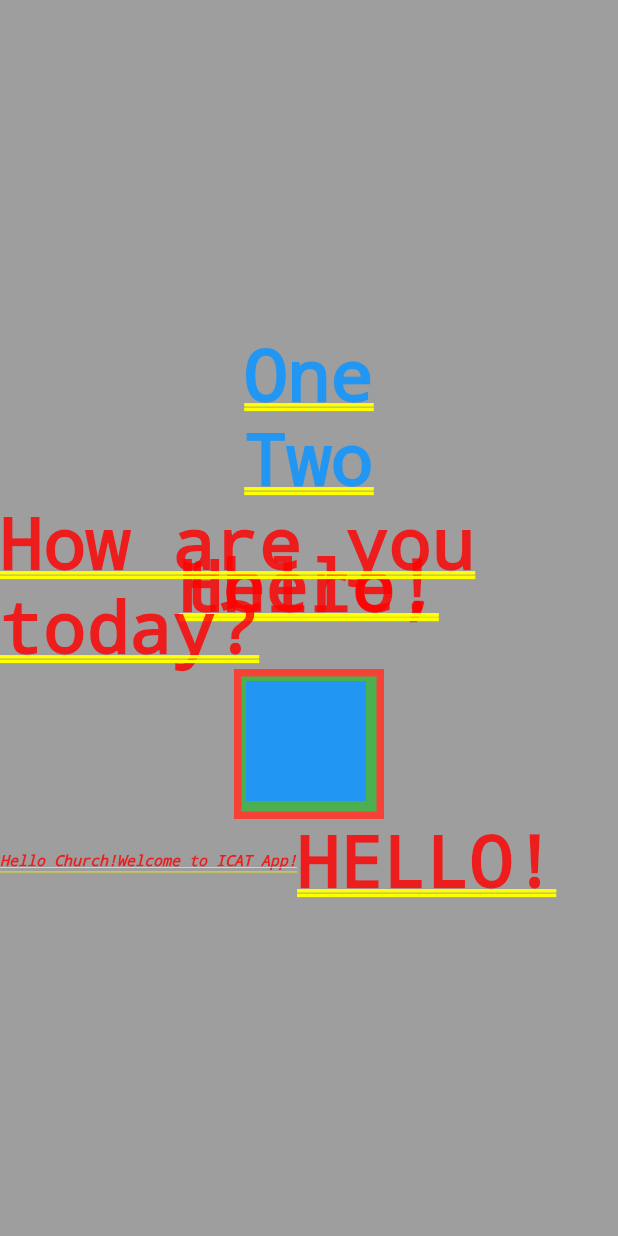
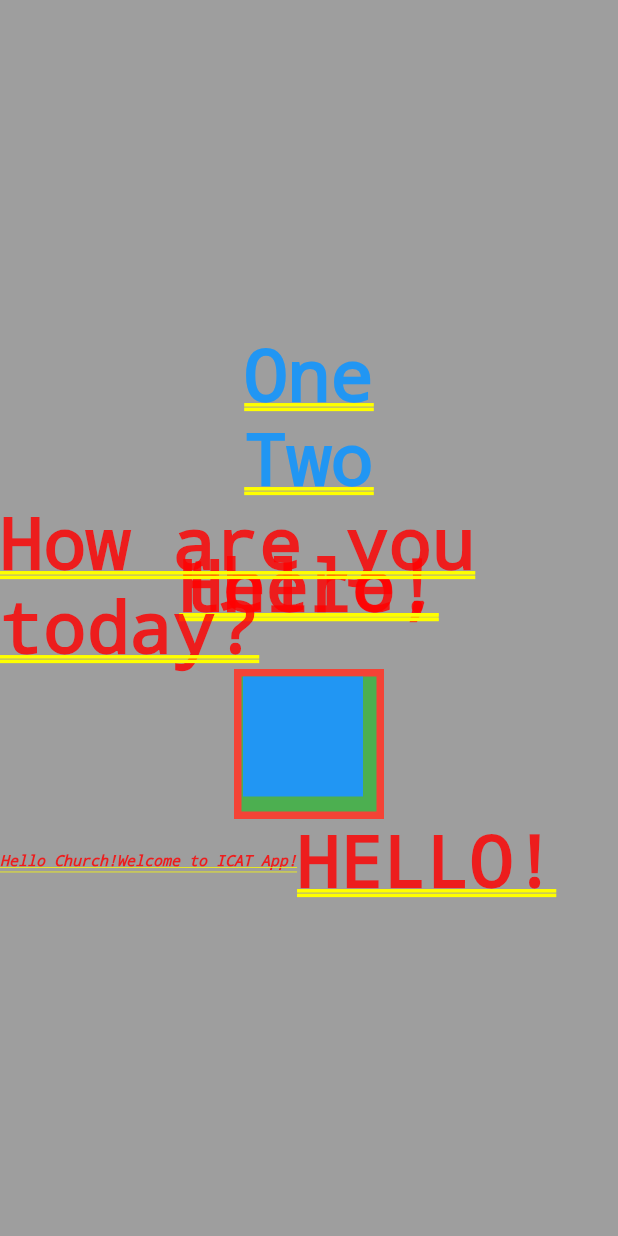
Before and after one commit to CharlesNJ/first_flutter_app, a Flutter app: the screen it shows after launch, on a phone screen of 412 x 824 dp. Run offline on Flutter 3.47's test engine with Material 2 defaults, Android fonts, the phone set to English and light mode, and no system bars.

Commit message:
Stacks added

```diff
--- a/lib/ui/copy.dart
+++ b/lib/ui/copy.dart
@@ -42,7 +42,7 @@ class Welcome extends StatelessWidget {
             ),
             Container(
               alignment: Alignment.center,
-              margin: const EdgeInsets.all(8.0),
+              margin: const EdgeInsets.fromLTRB(6, 5, 4, 5),
               //padding: const EdgeInsets.all(8.0),
               width: 80,
               height: 80,
```
